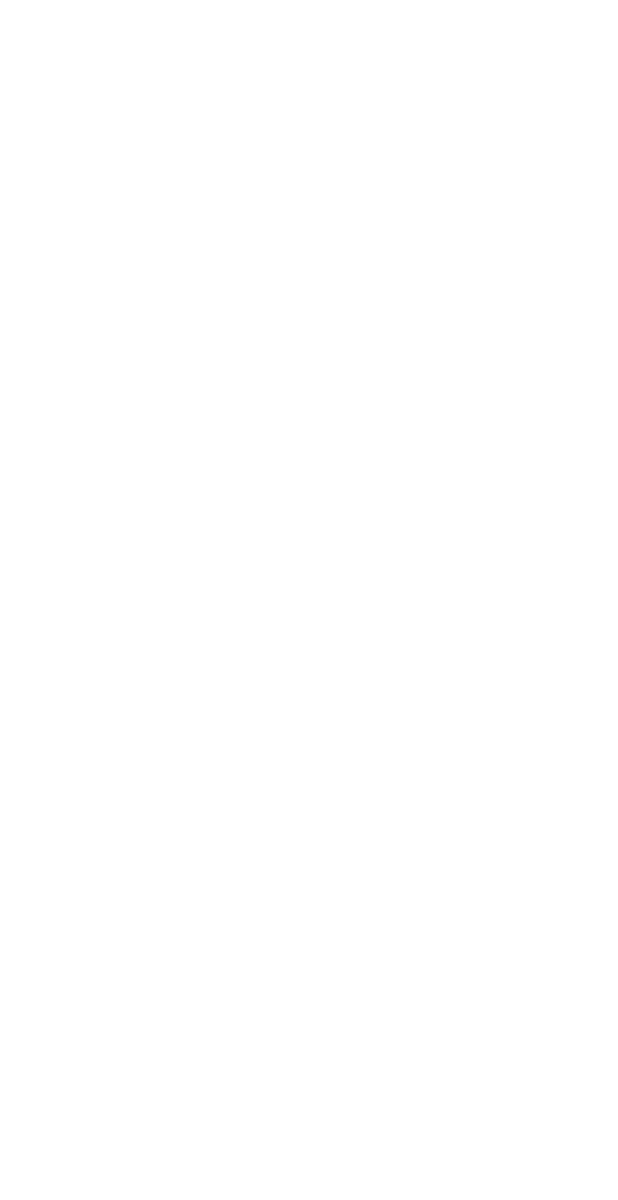
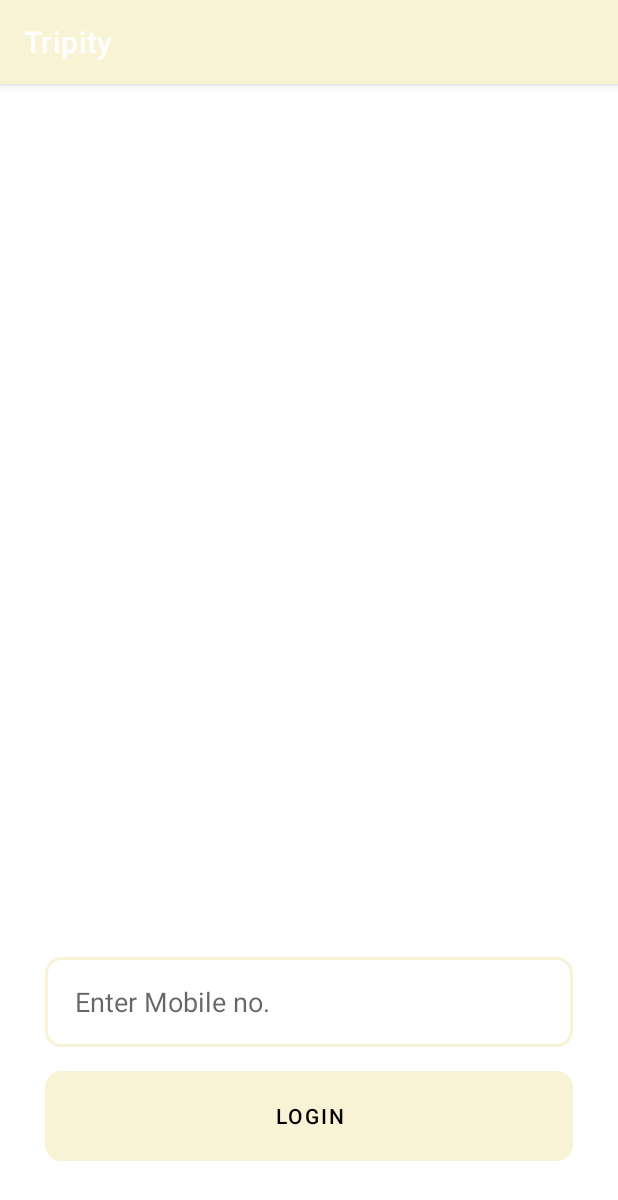
Before and after one commit to Deepakkumar-4/Tripity, an Android app: the screen it shows after launch (Login before the commit, MainActivity after it), on a phone screen of 412 x 824 dp. Before the commit the part shown is empty. Shown: the top 1200 px of the screen. Run offline under Robolectric (Android 15) with nearby library versions, the phone set to English and light mode, and no system bars.

Commit message:
Project started Name: Tripity login activity layout and button worked

```diff
--- a/app/src/main/java/com/example/tripity/Activities/Login.java
+++ /dev/null
@@ -1,23 +0,0 @@
-package com.example.tripity.Activities;
-
-import androidx.appcompat.app.AppCompatActivity;
-
-import android.os.Bundle;
-import android.widget.EditText;
-
-import com.example.tripity.R;
-import com.example.tripity.databinding.ActivityLoginBinding;
-
-public class Login extends AppCompatActivity {
-
-    private ActivityLoginBinding loginbinding;
-
-
-    @Override
-    protected void onCreate(Bundle savedInstanceState) {
-        super.onCreate(savedInstanceState);
-       // setContentView(R.layout.activity_login);
-        getSupportActionBar().hide();
-        loginbinding =ActivityLoginBinding.inflate(getLayoutInflater());
-    }
-}
--- /dev/null
+++ b/app/src/main/java/com/example/tripity/MainActivity.java
@@ -0,0 +1,27 @@
+package com.example.tripity;
+
+import android.content.Intent;
+import android.os.Bundle;
+import android.view.View;
+import android.widget.Button;
+
+import androidx.appcompat.app.AppCompatActivity;
+
+public class MainActivity extends AppCompatActivity {
+
+    Button login;
+    @Override
+    protected void onCreate(Bundle savedInstanceState) {
+        super.onCreate(savedInstanceState);
+        setContentView(R.layout.activity_main);
+        login = findViewById(R.id.LoginBtn);
+
+        login.setOnClickListener(new View.OnClickListener() {
+            @Override
+            public void onClick(View view) {
+                Intent i = new Intent(MainActivity.this, verificationActivity.class);
+                startActivity(i);
+            }
+        });
+    }
+}
--- a/app/src/main/res/layout/activity_main.xml
+++ b/app/src/main/res/layout/activity_main.xml
@@ -4,6 +4,55 @@
     xmlns:tools="http://schemas.android.com/tools"
     android:layout_width="match_parent"
     android:layout_height="match_parent"
-    tools:context=".Activities.MainActivity">
+    tools:context=".MainActivity">
+
+
+    <LinearLayout
+        android:layout_width="match_parent"
+        android:layout_height="wrap_content"
+
+        android:layout_marginLeft="30dp"
+        android:layout_marginRight="30dp"
+
+        app:layout_constraintBottom_toBottomOf="parent"
+        app:layout_constraintEnd_toEndOf="parent"
+        app:layout_constraintStart_toStartOf="parent"
+        android:orientation="vertical">
+
+        <EditText
+            android:id="@+id/mobileNum"
+            android:layout_width="match_parent"
+            android:layout_height="60dp"
+            android:layout_marginBottom="16dp"
+            android:background="@drawable/shape"
+            android:hint="Enter Mobile no."
+            android:paddingLeft="20dp"
+            android:paddingRight="20dp" />
+
+        <FrameLayout
+            android:layout_height="60dp"
+            android:layout_width="match_parent"
+            android:layout_marginBottom="50dp">
+
+            <Button
+                android:id="@+id/LoginBtn"
+                android:layout_width="match_parent"
+                android:layout_height="match_parent"
+                android:text="Login"
+                android:background="@drawable/shape"/>
+
+            <ProgressBar
+                android:id="@+id/progressBar"
+                android:layout_width="match_parent"
+                android:layout_height="match_parent"
+                android:layout_gravity="center"
+                android:visibility="gone"
+                />
+
+        </FrameLayout>
+
+
+
+    </LinearLayout>
 
 </androidx.constraintlayout.widget.ConstraintLayout>
```
Also changed, not shown: app/src/main/AndroidManifest.xml (+5 -10 lines), app/src/main/java/com/example/tripity/Activities/MainActivity.java (deleted, +0 -16 lines), app/src/main/java/com/example/tripity/verificationActivity.java (added, +18 -0 lines), app/src/main/res/layout/activity_login.xml (deleted, +0 -38 lines), app/src/main/res/layout/activity_verification.xml (added, +189 -0 lines).
